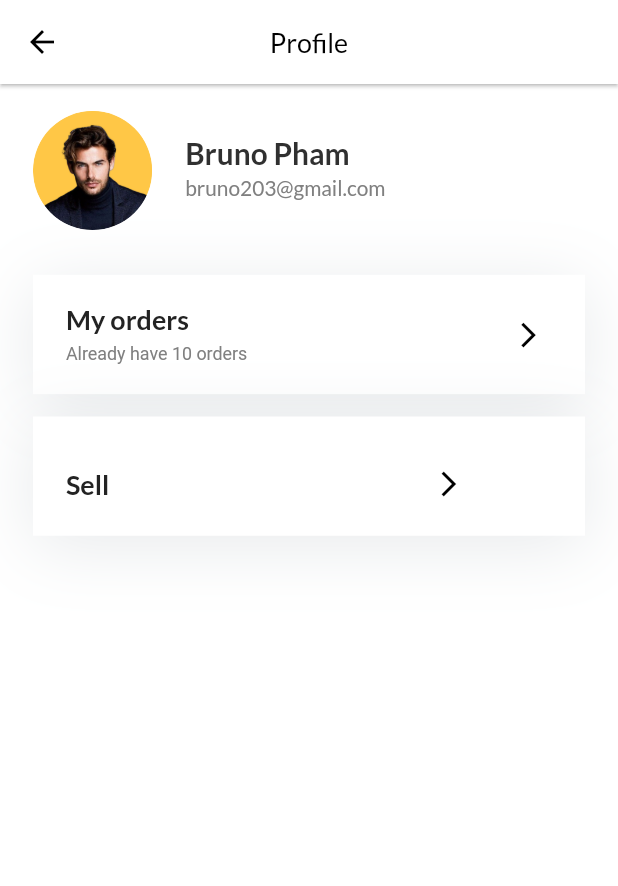
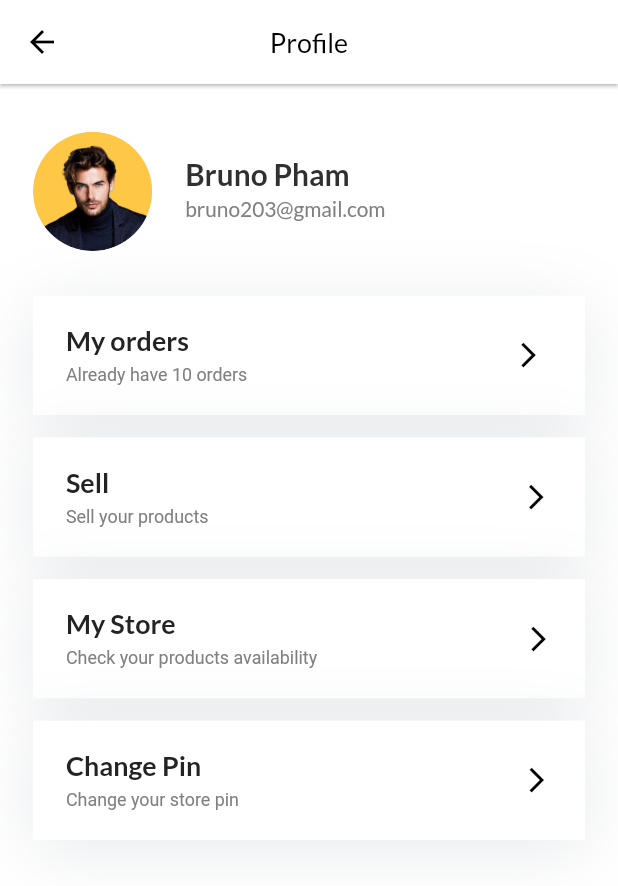
Before and after one commit to Mohamed-Junaid/MesCart, a Flutter app: the SellerHome screen opened directly, on a phone screen of 412 x 824 dp. Shown: the top 886 px of the screen. Run offline on Flutter 3.47's test engine with Material 2 defaults, Android fonts, the phone set to English and light mode, and no system bars; our stand-ins replace carousel_slider, confetti, flutter_screenutil, fluttertoast, google_fonts, smooth_page_indicator.

Commit message:
seller section ui almost completed

```diff
--- a/lib/Ui/Sell/seller_home.dart
+++ b/lib/Ui/Sell/seller_home.dart
@@ -1,6 +1,8 @@
 import 'package:flutter/material.dart';
 import 'package:flutter_screenutil/flutter_screenutil.dart';
 import 'package:google_fonts/google_fonts.dart';
+
+import 'changepin.dart';
 
 class SellerHome extends StatefulWidget {
   const SellerHome({super.key});
@@ -39,7 +41,7 @@ class _SellerHomeState extends State<SellerHome> {
       ),
       body: Column(
         crossAxisAlignment: CrossAxisAlignment.start,
-        children: [
+        children: [SizedBox(height: 14.h,),
           SizedBox(
             height: 98.h,
             child: Row(
@@ -159,8 +161,10 @@ class _SellerHomeState extends State<SellerHome> {
             ),
             child: Row(
               children: [
+                Column(crossAxisAlignment: CrossAxisAlignment.start,
+                  children: [
                     Padding(
-                  padding: EdgeInsets.only(left: 20.w, right: 197.w, top: 10.h),
+                      padding: EdgeInsets.only(left: 20.w, right: 250.w, top: 19.h,bottom: 5.h),
                       child: Text(
                         'Sell',
                         style: GoogleFonts.lato(
@@ -170,17 +174,133 @@ class _SellerHomeState extends State<SellerHome> {
                               fontWeight: FontWeight.w700,
                             )),
                       ),
+                    ),Padding(
+                      padding:EdgeInsets.only(left: 20.w,bottom: 17.h),
+                      child: Text(
+                        'Sell your products',
+                        textAlign: TextAlign.justify,
+                        style: TextStyle(
+                          color: Color(0xFF808080),
+                          fontSize: 12.sp,
+                          fontWeight: FontWeight.w400,
+                          height: 1.25.h,
                         ),
-                Padding(
-                  padding: EdgeInsets.only(right: 10.w, top: 10.h),
-                  child: Icon(
-                    Icons.arrow_forward_ios_sharp,
-                    color: Colors.black,size: 20,
                       ),
                     )
                   ],
                 ),
+                Icon(
+                  Icons.arrow_forward_ios_sharp,
+                  color: Colors.black,size: 20.sp,
                 )
+              ],
+            ),
+          ),
+          Container(
+            margin: EdgeInsets.only(left: 20.w, right: 20.w,bottom: 15.h),
+            width: 335.w,
+            height: 80.h,
+            decoration: BoxDecoration(
+              color: Colors.white,
+              boxShadow: [
+                BoxShadow(
+                  color: Color(0x338A959E),
+                  blurRadius: 40.r,
+                  offset: Offset(0, 7),
+                  spreadRadius: 0,
+                )
+              ],
+            ),
+            child: Row(
+              children: [
+                Column(crossAxisAlignment: CrossAxisAlignment.start,
+                  children: [
+                    Padding(
+                      padding: EdgeInsets.only(left: 20.w, right: 211.w, top: 19.h,bottom: 5.h),
+                      child: Text(
+                        'My Store',
+                        style: GoogleFonts.lato(
+                            textStyle: TextStyle(
+                              color: Color(0xFF232323),
+                              fontSize: 18.sp,
+                              fontWeight: FontWeight.w700,
+                            )),
+                      ),
+                    ),Padding(
+                      padding:EdgeInsets.only(left: 20.w,bottom: 17.h),
+                      child: Text(
+                        'Check your products availability',
+                        textAlign: TextAlign.justify,
+                        style: TextStyle(
+                          color: Color(0xFF808080),
+                          fontSize: 12.sp,
+                          fontWeight: FontWeight.w400,
+                          height: 1.25.h,
+                        ),
+                      ),
+                    )
+                  ],
+                ),
+                Icon(
+                  Icons.arrow_forward_ios_sharp,
+                  color: Colors.black,size: 20.sp,
+                )
+              ],
+            ),
+          ), GestureDetector(onTap: ()=>Navigator.of(context).push(MaterialPageRoute(builder: (_)=>ChangePin())),
+            child: Container(
+              margin: EdgeInsets.only(left: 20.w, right: 20.w,bottom: 15.h),
+              width: 335.w,
+              height: 80.h,
+              decoration: BoxDecoration(
+                color: Colors.white,
+                boxShadow: [
+                  BoxShadow(
+                    color: Color(0x338A959E),
+                    blurRadius: 40.r,
+                    offset: Offset(0, 7),
+                    spreadRadius: 0,
+                  )
+                ],
+              ),
+              child: Row(
+                children: [
+                  Column(crossAxisAlignment: CrossAxisAlignment.start,
+                    children: [
+                      Padding(
+                        padding: EdgeInsets.only(left: 20.w, right: 194.5.w, top: 19.h,bottom: 5.h),
+                        child: Text(
+                          'Change Pin',
+                          style: GoogleFonts.lato(
+                              textStyle: TextStyle(
+                                color: Color(0xFF232323),
+                                fontSize: 18.sp,
+                                fontWeight: FontWeight.w700,
+                              )),
+                        ),
+                      ),Padding(
+                        padding:EdgeInsets.only(left: 20.w,bottom: 17.h),
+                        child: Text(
+                          'Change your store pin',
+                          textAlign: TextAlign.justify,
+                          style: TextStyle(
+                            color: Color(0xFF808080),
+                            fontSize: 12.sp,
+                            fontWeight: FontWeight.w400,
+                            height: 1.25.h,
+                          ),
+                        ),
+                      )
+                    ],
+                  ),
+                  Icon(
+                    Icons.arrow_forward_ios_sharp,
+                    color: Colors.black,size: 20.sp,
+                  )
+                ],
+              ),
+            ),
+          ),
         ],
       ),
     );
```
Also changed, not shown: lib/Ui/Sell/changepin.dart (added, +196 -0 lines). Lines whose indentation alone changed are shown as unchanged.
